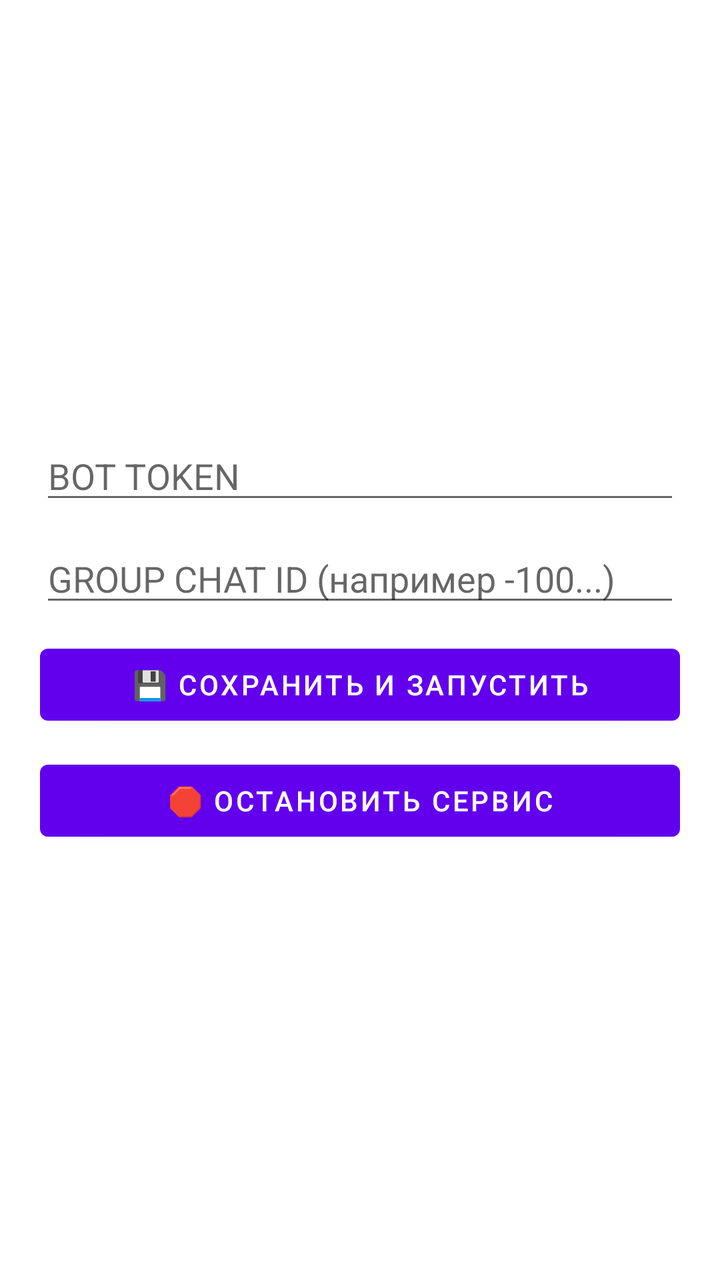
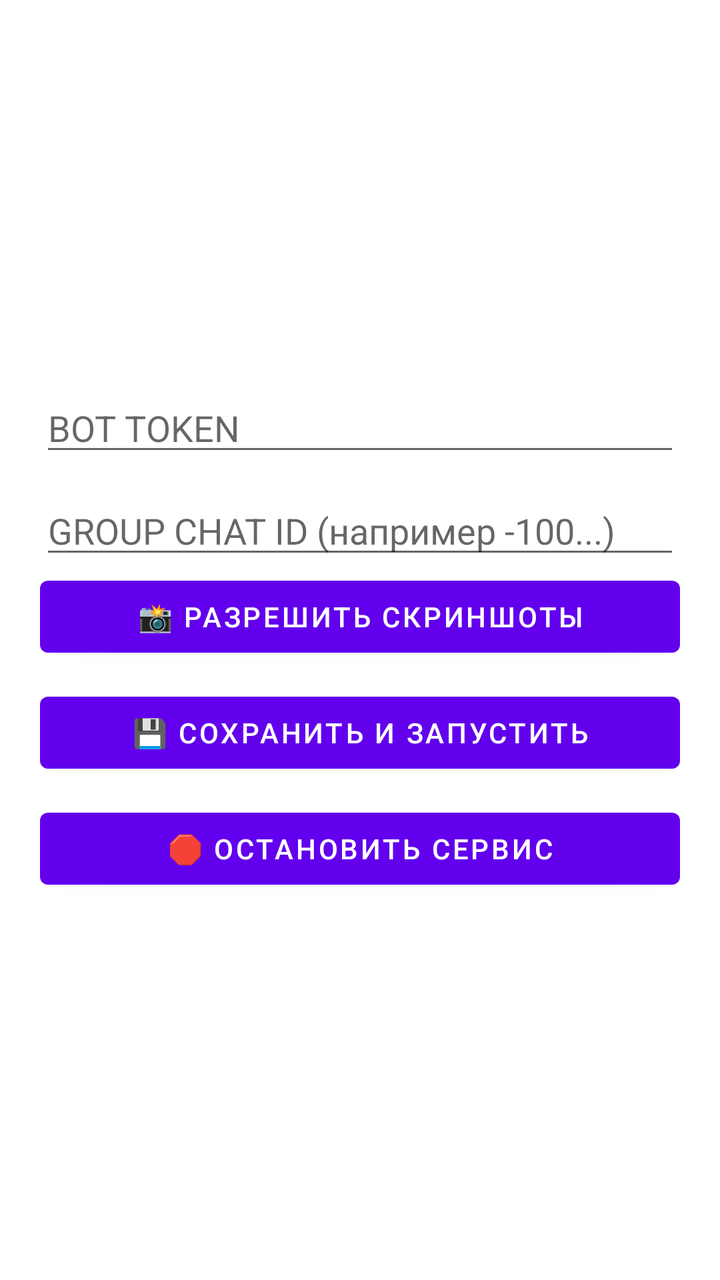

Two renders of the same Android screen: before a commit and after it. Below are the layout's source before the change and the commit's diff.
<!-- AndroidManifest.xml: fallback theme Theme.MaterialComponents.DayNight.NoActionBar -->
<!-- res/layout/activity_main.xml -->
<?xml version="1.0" encoding="utf-8"?>
<LinearLayout xmlns:android="http://schemas.android.com/apk/res/android"
    android:layout_width="match_parent"
    android:layout_height="match_parent"
    android:orientation="vertical"
    android:padding="20dp"
    android:gravity="center">

    <EditText
        android:id="@+id/etToken"
        android:layout_width="match_parent"
        android:layout_height="wrap_content"
        android:hint="BOT TOKEN" />

    <EditText
        android:id="@+id/etGroupId"
        android:layout_width="match_parent"
        android:layout_height="wrap_content"
        android:hint="GROUP CHAT ID (например -100...)"
        android:layout_marginTop="10dp" />

    <Button
        android:id="@+id/btnSave"
        android:layout_width="match_parent"
        android:layout_height="wrap_content"
        android:text="💾 Сохранить и запустить"
        android:layout_marginTop="10dp" />

    <Button
        android:id="@+id/btnStop"
        android:layout_width="match_parent"
        android:layout_height="wrap_content"
        android:text="🛑 Остановить сервис"
        android:layout_marginTop="10dp" />
</LinearLayout>
<!-- resources referenced by this layout -->
<resources>

</resources>

<!-- the commit's change to res/layout/activity_main.xml (unified diff, before → after) -->
@@ -20,6 +20,12 @@
         android:layout_marginTop="10dp" />
 
     <Button
+        android:id="@+id/btnScreenshot"
+        android:layout_width="match_parent"
+        android:layout_height="wrap_content"
+        android:text="📸 Разрешить скриншоты" />
+
+    <Button
         android:id="@+id/btnSave"
         android:layout_width="match_parent"
         android:layout_height="wrap_content"
